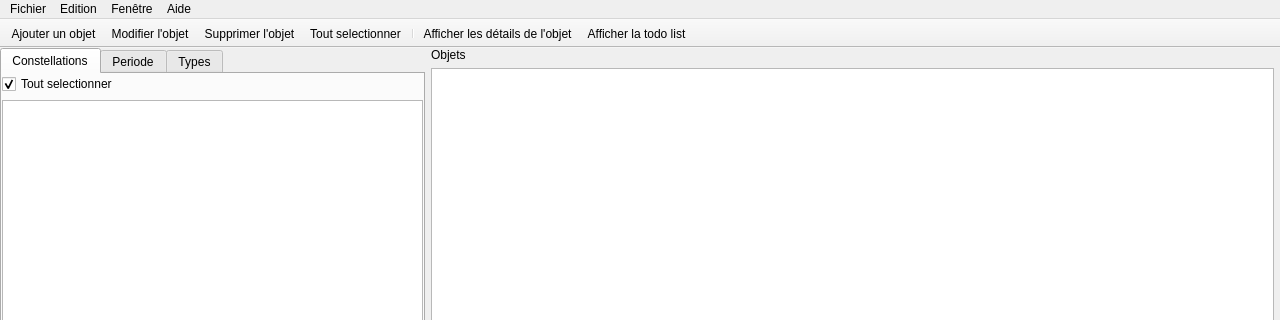
The window that mainwindow.ui (Paracetamol56/Observeur2) describes before a commit, drawn with Qt 5; both pictures show x 0 to 1280 and y 0 to 320 of the 1280 by 720 pixel window.
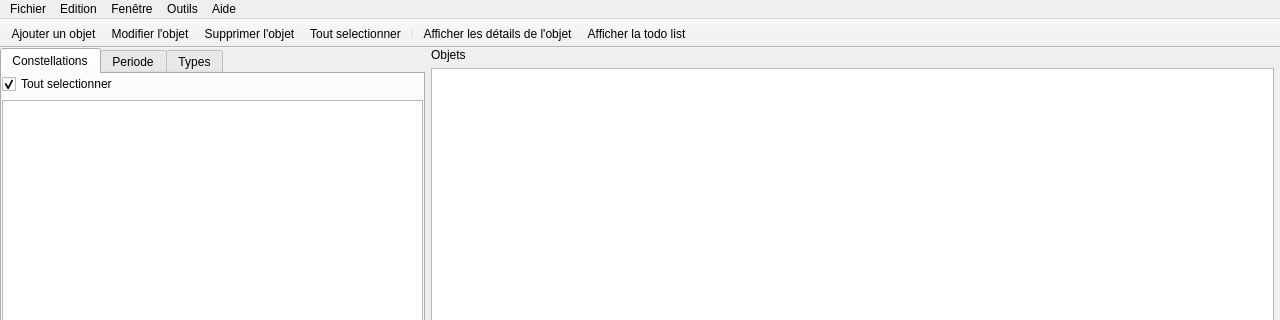
The same window after the commit. Icons and pictures are not drawn.

Commit message: New class for instrument calculations

What changed in the file:
```diff
--- a/mainwindow.ui
+++ b/mainwindow.ui
@@ -375,9 +375,16 @@
     <addaction name="actionTout_selectionner"/>
     <addaction name="actionEditer_les_cartes"/>
    </widget>
+   <widget class="QMenu" name="menuOutils">
+    <property name="title">
+     <string>Outils</string>
+    </property>
+    <addaction name="actionCalculs_pour_instruments"/>
+   </widget>
    <addaction name="menuFichier"/>
    <addaction name="menuEdition"/>
    <addaction name="menuAffichage"/>
+   <addaction name="menuOutils"/>
    <addaction name="menuAide"/>
   </widget>
   <widget class="QToolBar" name="toolBar">
```
Left out of the diff: 21 changed lines with no effect on the pictures. The commit also changes 6 other files.
